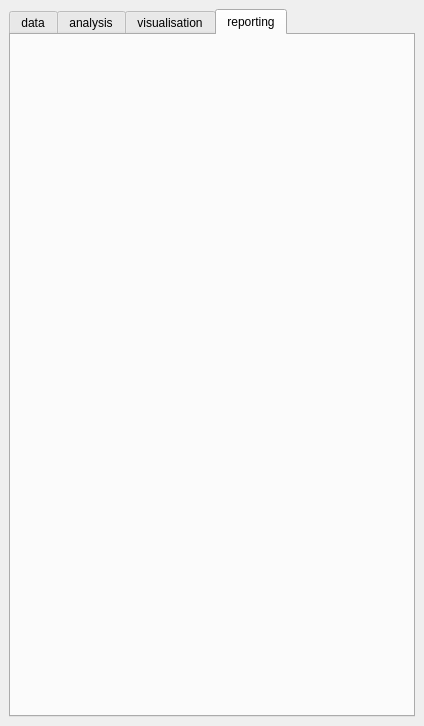
Before: the Qt Designer form PASCAL2/spatial_decision_dockwidget_base.ui in SimonGriffioen/GEO1005, drawn with Qt 5.
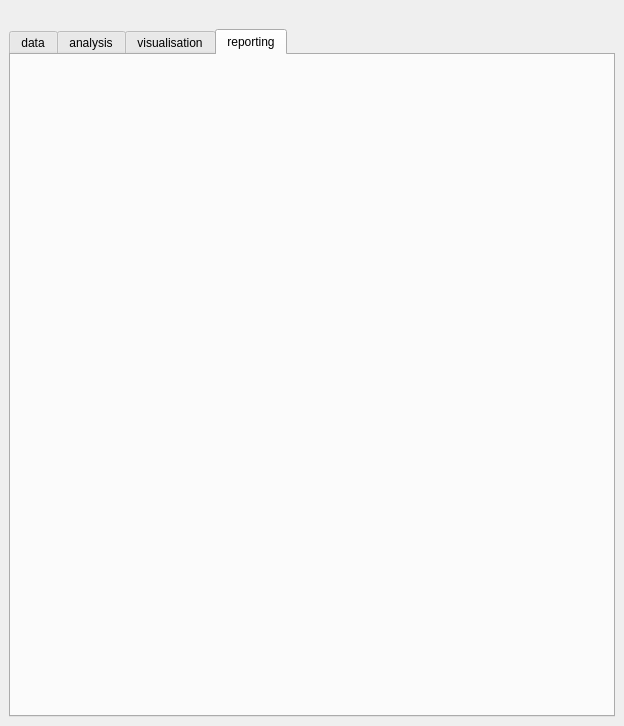
After: the same form once the commit is applied. The open tabs and pages were chosen to show the change. Icons and pictures are not drawn.

Diff of the .ui file:
```diff
--- a/PASCAL2/spatial_decision_dockwidget_base.ui
+++ b/PASCAL2/spatial_decision_dockwidget_base.ui
@@ -6,7 +6,7 @@
    <rect>
     <x>0</x>
     <y>0</y>
-    <width>424</width>
+    <width>624</width>
     <height>726</height>
    </rect>
   </property>
@@ -15,7 +15,7 @@
   </property>
   <widget class="QWidget" name="dockWidgetContents">
    <layout class="QGridLayout" name="gridLayout">
-    <item row="0" column="1">
+    <item row="1" column="1">
      <widget class="QTabWidget" name="sampleWidgets">
       <property name="currentIndex">
        <number>3</number>
@@ -108,10 +108,20 @@
        <attribute name="title">
         <string>reporting</string>
        </attribute>
-       <layout class="QVBoxLayout" name="verticalLayout" stretch=""/>
+       <layout class="QVBoxLayout" name="verticalLayout"/>
       </widget>
      </widget>
     </item>
+    <item row="0" column="1">
+     <widget class="QLabel" name="label">
+      <property name="text">
+       <string/>
+      </property>
+      <property name="pixmap">
+       <pixmap>icons/pascal.png</pixmap>
+      </property>
+     </widget>
+    </item>
    </layout>
   </widget>
  </widget>
```
Left out of the diff: 4 changed lines with no effect on the pictures.
